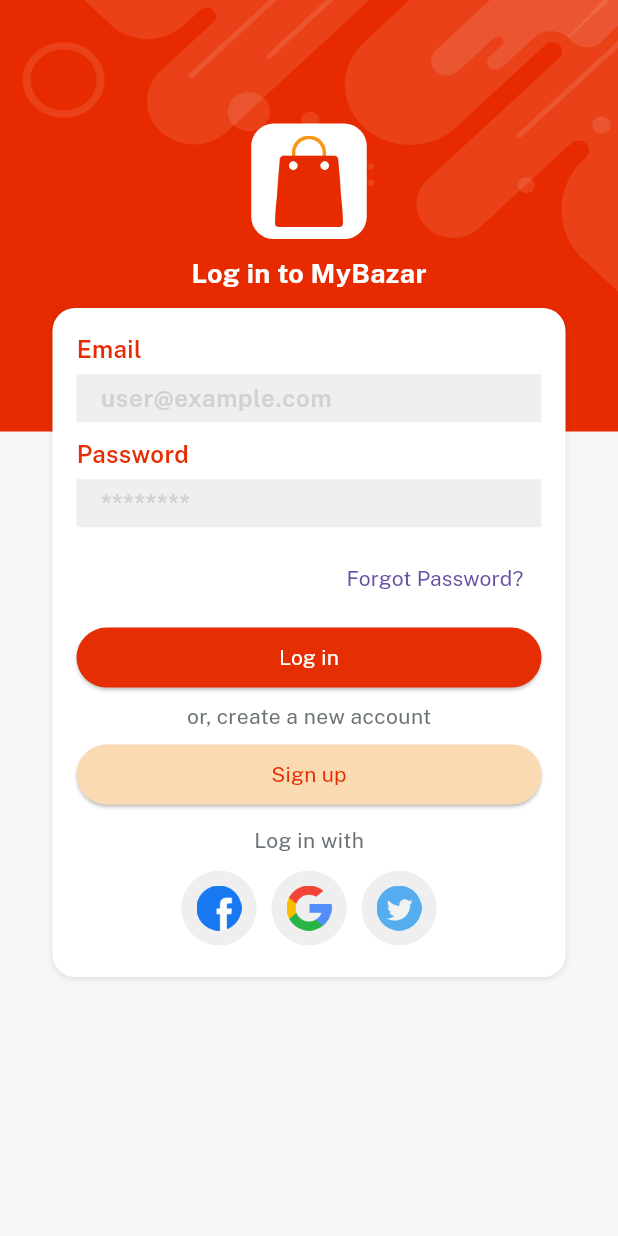
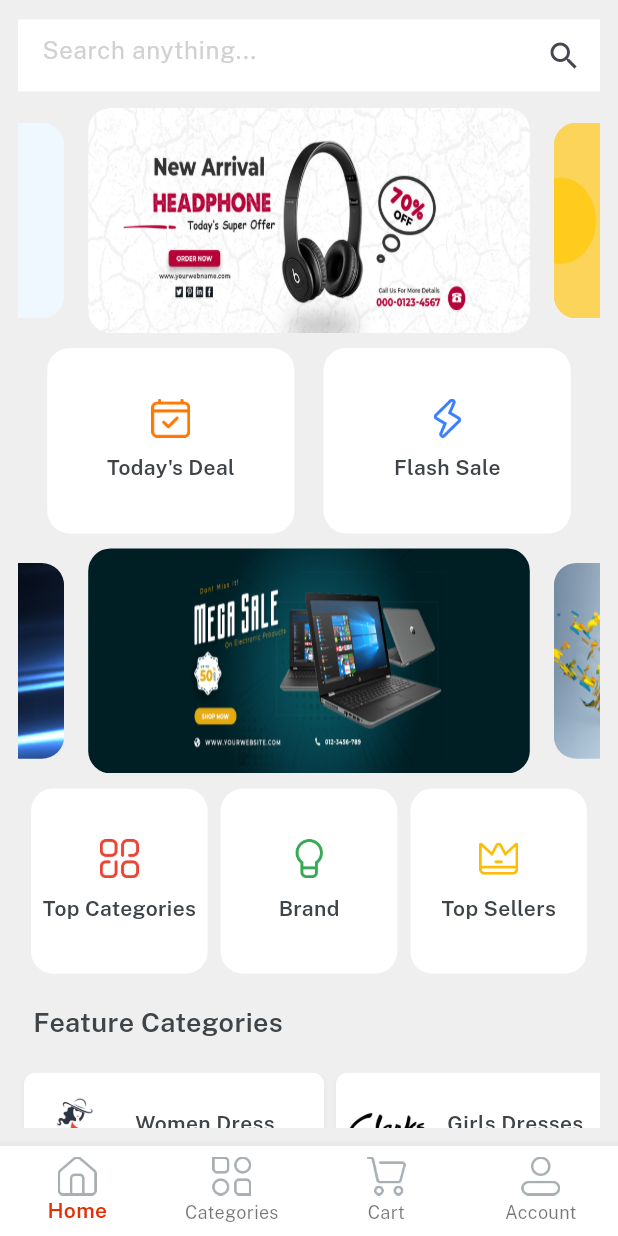
Before and after one commit to 0xRahad/MyBazar, a Flutter app: the screen it shows after launch, after a tap on "Log in", on a phone screen of 412 x 824 dp. Run offline on Flutter 3.47's test engine with Material 3 defaults, Android fonts, the phone set to English and light mode, and no system bars; drawn by our look-alikes of velocity_x; our stand-ins replace get.

Commit message:
Home, Category, Cart, Profile Layout With Getx And Bottom Nav

```diff
--- a/lib/consts/lists.dart
+++ b/lib/consts/lists.dart
@@ -1,3 +1,13 @@
 import 'package:mybazar/consts/consts.dart';
 
 const socialIconList = [icFacebookLogo, icGoogleLogo,icTwitterLogo];
+
+const sliderList = [imgSlider1,imgSlider2,imgSlider3,imgSlider4];
+
+const secondSliderList = [imgSs1,imgSs2,imgSs3,imgSs4];
+
+const featuredImages1 = [imgS1,imgS2,imgS3];
+const featuredImages2 = [imgS4,imgS5,imgS6];
+
+const featuredTitles1 = [womenDress,girlsDress,girlsWatches];
+const featuredTitles2 = [boysGlasses,mobilePhone,tShirts];
--- a/lib/consts/strings.dart
+++ b/lib/consts/strings.dart
@@ -16,3 +16,23 @@
 const privacyPolicy = "Privacy Policy";
 const termsAndCond = "Terms and Conditions";
 const alreadyHaveAcc = "Already have an account? ";
+
+const home = "Home",
+    categories = "Categories",
+    cart = "Cart",
+    account = "Account";
+
+const searchAnything = "Search anything...",
+    todayDeal = "Today's Deal",
+    flashsale = "Flash Sale",
+    topSellers = "Top Sellers",
+    brand = "Brand",
+    womenDress = "Women Dress",
+    girlsWatches = " Girls Watches",
+    mobilePhone = "Mobile Phone",
+    boysGlasses = "Boys Glasses",
+    featuredProduct = "Featured Products",
+    tShirts = "TShirts",
+    girlsDress = "Girls Dresses",
+    topCategories = "Top Categories",
+    featureCategories = "Feature Categories";
--- a/lib/main.dart
+++ b/lib/main.dart
@@ -22,7 +22,7 @@
         ),
         fontFamily: regular
       ),
-      home: SplashScreen(),
+      home: const SplashScreen(),
     );
   }
 }
--- /dev/null
+++ b/lib/stateControllers/CheckBoxController.dart
@@ -0,0 +1,11 @@
+import 'package:get/get.dart';
+
+class CheckboxController extends GetxController{
+
+  RxBool isChecked = false.obs;
+
+  makeChecked(value){
+    isChecked.value = value;
+  }
+
+}
--- /dev/null
+++ b/lib/stateControllers/home_controller.dart
@@ -0,0 +1,6 @@
+
+import 'package:get/get.dart';
+
+class HomeController extends GetxController{
+  var currentNavIndex = 0.obs;
+}
--- a/lib/views/auth_screen/login_screen.dart
+++ b/lib/views/auth_screen/login_screen.dart
@@ -1,8 +1,8 @@
-import 'package:flutter/material.dart';
 import 'package:get/get.dart';
 import 'package:mybazar/consts/consts.dart';
 import 'package:mybazar/consts/lists.dart';
 import 'package:mybazar/views/auth_screen/signup_screen.dart';
+import 'package:mybazar/views/home_screen/home.dart';
 import 'package:mybazar/widgets/app_logo_widget.dart';
 import 'package:mybazar/widgets/bg_widget.dart';
 import 'package:mybazar/widgets/custom_btn.dart';
@@ -17,7 +17,7 @@
         child: Scaffold(
       body: SingleChildScrollView(
         scrollDirection: Axis.vertical,
-        physics: BouncingScrollPhysics(),
+        physics: const BouncingScrollPhysics(),
         child: Center(
           child: Column(
             children: [
@@ -39,7 +39,9 @@
                           textColor: whiteColor,
                           color: redColor,
                           title: login,
-                          onPressed: () {})
+                          onPressed: () {
+                            Get.to(const Home());
+                          })
                       .box
                       .width(context.screenWidth - 50)
                       .make(),
@@ -51,7 +53,7 @@
                           color: lightGolden,
                           title: signup,
                           onPressed: () {
-                            Get.to(SignupScreen());
+                            Get.to(const SignupScreen());
                           })
                       .box
                       .width(context.screenWidth - 50)
--- a/lib/views/auth_screen/signup_screen.dart
+++ b/lib/views/auth_screen/signup_screen.dart
@@ -1,9 +1,6 @@
-import 'package:flutter/cupertino.dart';
-import 'package:flutter/material.dart';
-import 'package:flutter/widgets.dart';
 import 'package:get/get.dart';
 import 'package:mybazar/consts/consts.dart';
-import 'package:mybazar/consts/lists.dart';
+import 'package:mybazar/stateControllers/CheckBoxController.dart';
 import 'package:mybazar/views/auth_screen/login_screen.dart';
 import 'package:mybazar/widgets/app_logo_widget.dart';
 import 'package:mybazar/widgets/bg_widget.dart';
@@ -18,13 +15,15 @@
 }
 
 class _SignupScreenState extends State<SignupScreen> {
+  final CheckboxController cbController = Get.put(CheckboxController());
+
   @override
   Widget build(BuildContext context) {
     return bgWidget(
         child: Scaffold(
       body: SingleChildScrollView(
         scrollDirection: Axis.vertical,
-        physics: BouncingScrollPhysics(),
+        physics: const BouncingScrollPhysics(),
         child: Center(
           child: Column(
             children: [
@@ -42,10 +41,12 @@
                   5.heightBox,
                   Row(
                     children: [
-                      Checkbox(
-                          checkColor: redColor,
-                          value: false,
-                          onChanged: (newValue) {}),
+                      Obx(() => Checkbox(
+                            value: cbController.isChecked.value,
+                            onChanged: (newValue) {
+                              cbController.makeChecked(newValue);
+                            },
+                          )),
                       5.widthBox,
                       Expanded(
                         child: RichText(
@@ -53,20 +54,25 @@
                             TextSpan(
                               text: "I agree to the ",
                               style:
-                                  TextStyle(fontFamily: bold, color: fontGrey)),
+                                  TextStyle(fontFamily: bold, color: fontGrey),
+                            ),
                             TextSpan(
                               text: termsAndCond,
                               style:
-                                  TextStyle(fontFamily: bold, color: redColor)),
+                                  TextStyle(fontFamily: bold, color: redColor),
+                            ),
                             TextSpan(
                               text: " & ",
                               style:
-                                  TextStyle(fontFamily: bold, color: fontGrey)),
+                                  TextStyle(fontFamily: bold, color: fontGrey),
+                            ),
                             TextSpan(
                               text: privacyPolicy,
                               style:
-                                  TextStyle(fontFamily: bold, color: redColor)),
-                        ])),
+                                  TextStyle(fontFamily: bold, color: redColor),
+                            ),
+                          ]),
+                        ),
                       )
                     ],
                   ),
@@ -81,21 +87,18 @@
                       .make(),
                   10.heightBox,
                   GestureDetector(
-                    onTap: (){
-                      Get.to(LoginScreen());
+                    onTap: () {
+                      Get.to(const LoginScreen());
                     },
-                    child: RichText(text: const TextSpan(
-                      children: [
+                    child: RichText(
+                        text: const TextSpan(children: [
                       TextSpan(
                           text: alreadyHaveAcc,
-                          style: TextStyle(fontFamily: bold,color: fontGrey)
-                        ),
+                          style: TextStyle(fontFamily: bold, color: fontGrey)),
                       TextSpan(
                           text: login,
-                            style: TextStyle(fontFamily: bold,color: redColor)
-                        ),
-                      ]
-                    )),
+                          style: TextStyle(fontFamily: bold, color: redColor)),
+                    ])),
                   )
                 ],
               )
--- /dev/null
+++ b/lib/views/cart_screen/cart_screen.dart
@@ -0,0 +1,12 @@
+import 'package:mybazar/consts/consts.dart';
+
+class CartScreen extends StatelessWidget {
+  const CartScreen({super.key});
+
+  @override
+  Widget build(BuildContext context) {
+    return Container(
+      color: Colors.grey,
+    );
+  }
+}
--- /dev/null
+++ b/lib/views/category_screen/category_screen.dart
@@ -0,0 +1,12 @@
+import 'package:mybazar/consts/consts.dart';
+
+class CategoryScreen extends StatelessWidget {
+  const CategoryScreen({super.key});
+
+  @override
+  Widget build(BuildContext context) {
+    return Container(
+      color: Colors.deepOrangeAccent,
+    );
+  }
+}
--- /dev/null
+++ b/lib/views/home_screen/components/feature_button.dart
@@ -0,0 +1,11 @@
+import 'package:mybazar/consts/consts.dart';
+
+Widget featureButton({String? title, icon}){
+  return Row(
+    children: [
+      Image.asset(icon, width: 60,fit: BoxFit.fill,),
+      10.widthBox,
+      title!.text.fontFamily(semibold).color(darkFontGrey).make()
+    ],
+  ).box.width(200).margin(EdgeInsets.symmetric(horizontal: 4)).roundedSM.padding(const EdgeInsets.all(4)).outerShadowSm.white.make();
+}
--- /dev/null
+++ b/lib/views/home_screen/home.dart
@@ -0,0 +1,62 @@
+import 'package:get/get.dart';
+import 'package:mybazar/consts/consts.dart';
+import 'package:mybazar/stateControllers/home_controller.dart';
+import 'package:mybazar/views/cart_screen/cart_screen.dart';
+import 'package:mybazar/views/category_screen/category_screen.dart';
+import 'package:mybazar/views/home_screen/home_screen.dart';
+import 'package:mybazar/views/profile_screen/profile_screen.dart';
+
+class Home extends StatefulWidget {
+  const Home({super.key});
+
+  @override
+  State<Home> createState() => _HomeState();
+}
+
+class _HomeState extends State<Home> {
+  @override
+  Widget build(BuildContext context) {
+    var controller = Get.put(HomeController());
+    var navBarItem = [
+      BottomNavigationBarItem(
+          icon: Image.asset(icHome, width: 26), label: home),
+      BottomNavigationBarItem(
+          icon: Image.asset(icCategories, width: 26), label: categories),
+      BottomNavigationBarItem(
+          icon: Image.asset(icCart, width: 26), label: cart),
+      BottomNavigationBarItem(
+          icon: Image.asset(icProfile, width: 26), label: account),
+    ];
+
+    var navBody = [
+      HomeScreen(),
+      CategoryScreen(),
+      CartScreen(),
+      ProfileScreen(),
+    ];
+
+    return Scaffold(
+      body: Column(
+        children: [
+          Obx(() => Expanded(
+              child: navBody.elementAt(controller.currentNavIndex.value),
+            ),
+          ),
+        ],
+      ),
+      bottomNavigationBar: Obx(
+        () => BottomNavigationBar(
+          currentIndex: controller.currentNavIndex.value,
+          backgroundColor: whiteColor,
+          selectedItemColor: redColor,
+          selectedLabelStyle: TextStyle(fontFamily: semibold),
+          type: BottomNavigationBarType.fixed,
+          items: navBarItem,
+          onTap: (value){
+            controller.currentNavIndex.value = value;
+          },
+        ),
+      ),
+    );
+  }
+}
--- /dev/null
+++ b/lib/views/home_screen/home_screen.dart
@@ -0,0 +1,139 @@
+import 'package:flutter/cupertino.dart';
+import 'package:flutter/material.dart';
+import 'package:flutter/widgets.dart';
+import 'package:mybazar/consts/consts.dart';
+import 'package:mybazar/consts/lists.dart';
+import 'package:mybazar/views/home_screen/components/feature_button.dart';
+import 'package:mybazar/widgets/homeButton.dart';
+
+class HomeScreen extends StatelessWidget {
+  const HomeScreen({super.key});
+
+  @override
+  Widget build(BuildContext context) {
+    return Container(
+      padding: const EdgeInsets.all(12),
+      color: lightGrey,
+      width: context.screenWidth,
+      height: context.screenHeight,
+      child: SafeArea(
+        child: Column(
+          children: [
+            Container(
+              alignment: Alignment.center,
+              height: 50,
+              color: lightGrey,
+              child: TextFormField(
+                decoration: const InputDecoration(
+                  filled: true,
+                  fillColor: whiteColor,
+                  hintText: searchAnything,
+                  hintStyle: TextStyle(color: textfieldGrey),
+                  suffixIcon: Icon(Icons.search),
+                  border: InputBorder.none
+
+                ),
+              ),
+            ),
+            10.heightBox,
+            Expanded(
+              child: SingleChildScrollView(
+                physics: BouncingScrollPhysics(),
+                scrollDirection: Axis.vertical,
+                child: Column(
+                  children: [
+                    //swiper brands
+                    VxSwiper.builder(
+                        aspectRatio: 16 / 9,
+                        autoPlay: true,
+                        height: 150,
+                        enlargeCenterPage: true,
+                        itemCount: sliderList.length, itemBuilder: (context, index) {
+                      return Image.asset(sliderList[index], fit: BoxFit.fill,).box.rounded.clip(Clip.antiAlias)
+                          .margin(EdgeInsets.symmetric(horizontal: 8)).make();
+                    }),
+                    10.heightBox,
+                    Row(
+                      mainAxisAlignment: MainAxisAlignment.spaceEvenly,
+                      children: List.generate(2, (index) => homeButtons(
+                          onPressed: (){},
+                          title: index == 0? todayDeal : flashsale,
+                          width: context.screenWidth / 2.5 ,
+                          height: context.screenHeight * 0.15,
+                          icon: index == 0 ? icTodaysDeal : icFlashDeal
+                      )),
+                    ),
+                    10.heightBox,
+                    //2nd Swiper
+                    VxSwiper.builder(
+                        aspectRatio: 16 / 9,
+                        autoPlay: true,
+                        height: 150,
+                        enlargeCenterPage: true,
+                        itemCount: secondSliderList.length, itemBuilder: (context, index) {
+                      return Image.asset(secondSliderList[index], fit: BoxFit.fill,).box.rounded.clip(Clip.antiAlias)
+                          .margin(EdgeInsets.symmetric(horizontal: 8)).make();
+                    }),
+                    10.heightBox,
+                    Row(
+                      mainAxisAlignment: MainAxisAlignment.spaceEvenly,
+                      children: List.generate(3, (index) => homeButtons(
+                          onPressed: (){},
+                          title: index == 0? topCategories : index == 1 ? brand : topSellers,
+                          width: context.screenWidth / 3.5 ,
+                          height: context.screenHeight * 0.15,
+                          icon: index == 0 ? icTopCategories : index == 1 ? icBrands : icTopSeller
+                      )),
+                    ),
+                    20.heightBox,
+                    //featured categories
+                    Padding(
+                      padding: const EdgeInsets.symmetric(horizontal: 10),
+                      child: Align(alignment: Alignment.centerLeft,
+                          child: featureCategories.text.color(darkFontGrey).size(18).fontFamily(semibold).make()),
+                    ),
+                    20.heightBox,
+                    SingleChildScrollView(
+                      scrollDirection: Axis.horizontal,
+                      child: Row(
+                        children: List.generate(3, (index) => Column(
+                          children: [
+                            featureButton(
+                              icon: featuredImages1[index],
+                              title: featuredTitles1[index]
+                            ),
+                            10.heightBox,
+                            featureButton(
+                                icon: featuredImages2[index],
+                                title: featuredTitles2[index]
+                            ),
+                          ],
+                        )).toList(),
+                      ),
+                    ),
+                    //featured Product
+                    20.heightBox,
+                    Container(
+                      padding: EdgeInsets.all(12),
+                      width: double.infinity,
+                      decoration: BoxDecoration(
+                        color: redColor,
+                      ),
+                      child: Column(
+                        crossAxisAlignment: CrossAxisAlignment.start,
+                        children: [
+                          featuredProduct.text.fontFamily(semibold).white.size(20).make()
+                        ],
+                      ),
+                    ),
+                  ],
+                ),
+              ),
+            )
+
+          ],
+        ),
+      ),
+    );
+  }
+}
--- /dev/null
+++ b/lib/views/profile_screen/profile_screen.dart
@@ -0,0 +1,12 @@
+import 'package:mybazar/consts/consts.dart';
+
+class ProfileScreen extends StatelessWidget {
+  const ProfileScreen({super.key});
+
+  @override
+  Widget build(BuildContext context) {
+    return Container(
+      color: Colors.purple,
+    );
+  }
+}
--- /dev/null
+++ b/lib/widgets/homeButton.dart
@@ -0,0 +1,15 @@
+import 'package:mybazar/consts/consts.dart';
+
+Widget homeButtons({width,height,icon,String? title,onPressed}){
+  return GestureDetector(
+    onTap: onPressed,
+    child: Column(
+      mainAxisAlignment: MainAxisAlignment.center,
+      children: [
+        Image.asset(icon, width: 26),
+        10.heightBox,
+        title!.text.fontFamily(semibold).color(darkFontGrey).make()
+      ],
+    ).box.rounded.white.size(width, height).make(),
+  );
+}
```
Lines whose indentation alone changed are shown as unchanged.
